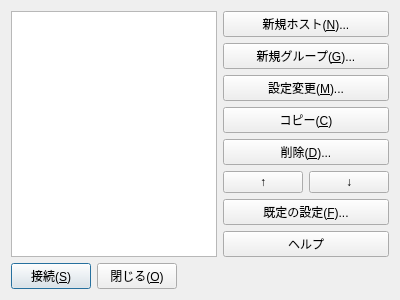
The window that ffftpgui/ui/host/hostlistdialog.ui (hatomania/ffftp) describes before a commit, drawn with Qt 5.
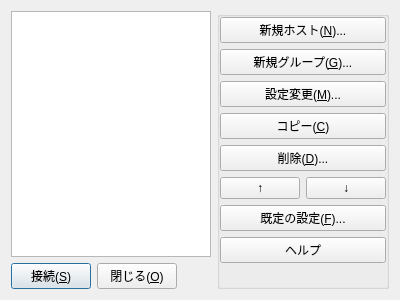
The same window after the commit. Custom widgets are drawn as their Qt base class.

```diff
--- a/ffftpgui/ui/host/hostlistdialog.ui
+++ b/ffftpgui/ui/host/hostlistdialog.ui
@@ -16,7 +16,7 @@
   <property name="modal">
    <bool>true</bool>
   </property>
-  <layout class="QHBoxLayout" name="horizontalLayout_3" stretch="0,0">
+  <layout class="QHBoxLayout" name="horizontalLayout">
    <item>
     <layout class="QVBoxLayout" name="verticalLayout_2">
      <item>
@@ -69,7 +69,26 @@
     </layout>
    </item>
    <item>
-    <layout class="QVBoxLayout" name="verticalLayout_1">
+    <widget class="QGroupBox" name="groupBox_1">
+     <property name="title">
+      <string/>
+     </property>
+     <property name="flat">
+      <bool>true</bool>
+     </property>
+     <layout class="QVBoxLayout" name="verticalLayout">
+      <property name="leftMargin">
+       <number>0</number>
+      </property>
+      <property name="topMargin">
+       <number>0</number>
+      </property>
+      <property name="rightMargin">
+       <number>0</number>
+      </property>
+      <property name="bottomMargin">
+       <number>0</number>
+      </property>
      <item>
       <widget class="QPushButton" name="pushButton_NewHost">
        <property name="text">
@@ -151,6 +170,7 @@
       </spacer>
      </item>
     </layout>
+    </widget>
    </item>
   </layout>
  </widget>
```
Lines whose indentation alone changed are shown as unchanged.
